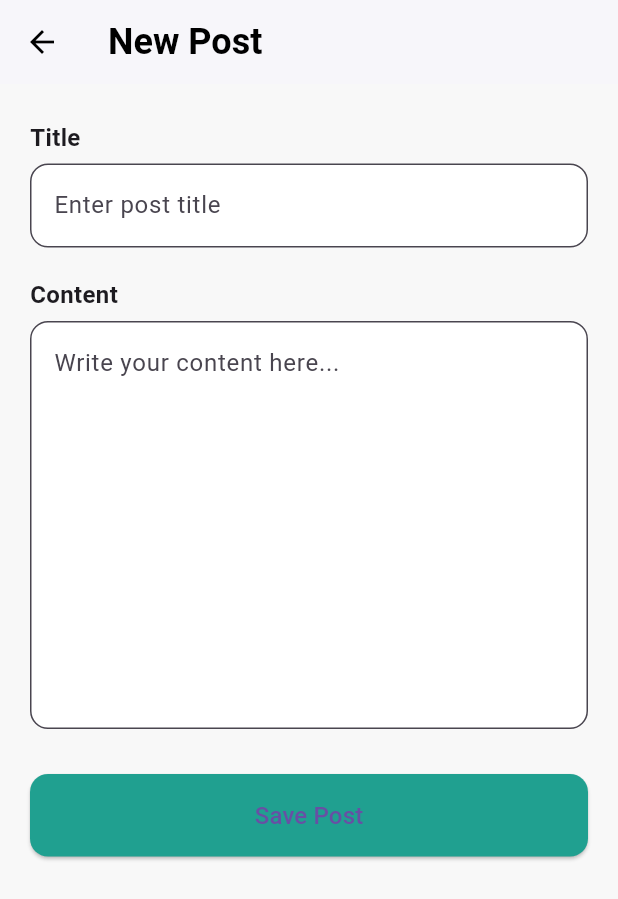
After one commit to soeun0127/forkcast, a Flutter app: the CalendarPage screen opened directly, item 2 of the bottom bar chosen, after a tap on the "edit" icon, on a phone screen of 412 x 824 dp. The commit adds this screen. Shown: the top 899 px of the screen. Run offline on Flutter 3.47's test engine with Material 3 defaults, Android fonts, the light colour scheme and no system bars; our stand-ins replace camera, permission_handler, shared_preferences, table_calendar; accounts and stored records are empty; network calls fail.

Commit message:
커뮤니티 추가

```diff
--- a/lib/calendar.dart
+++ b/lib/calendar.dart
@@ -1,11 +1,15 @@
+import 'dart:convert';
 import 'package:flutter/material.dart';
+import 'package:http/http.dart' as http;
+import 'package:solution_challenge/community_dir/community.dart';
+import 'package:solution_challenge/get_access_token.dart';
 import 'package:table_calendar/table_calendar.dart';
+
 import 'home.dart';
 import 'profile.dart';
 
 class CalendarPage extends StatefulWidget {
   const CalendarPage({Key? key}) : super(key: key);
-
 
   @override
   State<CalendarPage> createState() => _CalendarPage();
@@ -14,14 +18,66 @@ class CalendarPage extends StatefulWidget {
 class _CalendarPage extends State<CalendarPage> {
   int _selectedIndex = 2;
 
+  DateTime _selectedDay = DateTime.now();
+  DateTime _focusedDay = DateTime.now();
+  bool _isFirstLoad = true;
+
+  List<dynamic> _meals = [];
+
+  @override
+  void initState() {
+    super.initState();
+    fetchMealsForDay(_selectedDay); // load today's meals on startup
+  }
+
+  void _onDaySelected(DateTime selectedDay, DateTime focusedDay) {
+    setState(() {
+      _selectedDay = selectedDay;
+      _focusedDay = focusedDay;
+      _isFirstLoad = false; // 이후부터는 연한 색 강조
+    });
+    fetchMealsForDay(selectedDay);
+  }
+
+  Future<void> fetchMealsForDay(DateTime day) async {
+    try {
+      final token = await getAccessToken();
+      final formattedDate =
+          "${day.year}-${day.month.toString().padLeft(2, '0')}-${day.day.toString().padLeft(2, '0')}";
+
+      final response = await http.get(
+        Uri.parse('https://your-api.com/meals?date=$formattedDate'), //실제 api로 바꾸기
+        headers: {
+          'Authorization': 'Bearer $token',
+        },
+      );
+
+      if (response.statusCode == 200) {
+        setState(() {
+          _meals = jsonDecode(response.body);
+        });
+      } else {
+        setState(() {
+          _meals = [];
+        });
+        print("Failed to fetch meals: ${response.statusCode}");
+      }
+    } catch (e) {
+      setState(() {
+        _meals = [];
+      });
+      print("Error fetching meals: $e");
+    }
+  }
+
   @override
   Widget build(BuildContext context) {
     return Scaffold(
       appBar: AppBar(
         toolbarHeight: 80,
-        title: Align(
+        title: const Align(
           alignment: Alignment.centerLeft,
-          child: const Text(
+          child: Text(
             "Check your meal",
             style: TextStyle(fontSize: 30, fontWeight: FontWeight.bold),
           ),
@@ -39,7 +95,11 @@ class _CalendarPage extends State<CalendarPage> {
             child: TableCalendar(
               firstDay: DateTime.utc(2020, 1, 1),
               lastDay: DateTime.utc(2030, 12, 31),
-              focusedDay: DateTime.now(),
+              focusedDay: _focusedDay,
+              selectedDayPredicate: (day) {
+                return !_isFirstLoad && isSameDay(day, _selectedDay);
+              },
+              onDaySelected: _onDaySelected,
               calendarFormat: CalendarFormat.month,
               headerVisible: false,
               daysOfWeekStyle: const DaysOfWeekStyle(
@@ -47,18 +107,32 @@ class _CalendarPage extends State<CalendarPage> {
                 weekendStyle: TextStyle(color: Colors.teal),
               ),
               calendarStyle: CalendarStyle(
-                todayDecoration: BoxDecoration(
-                  color: Colors.teal.shade200,
+                todayDecoration: const BoxDecoration(
+                  color: Colors.teal,
                   shape: BoxShape.circle,
                 ),
                 selectedDecoration: BoxDecoration(
-                  color: Colors.teal,
+                  color: Color(0xFF1AB098),
                   shape: BoxShape.circle,
                 ),
                 outsideDaysVisible: false,
               ),
               availableGestures: AvailableGestures.horizontalSwipe,
               startingDayOfWeek: StartingDayOfWeek.monday,
+            ),
+          ),
+          _meals.isEmpty
+              ? const Text('No meals found for this day.')
+              : Expanded(
+            child: ListView.builder(
+              itemCount: _meals.length,
+              itemBuilder: (context, index) {
+                final meal = _meals[index];
+                return ListTile(
+                  title: Text(meal['foodName']),
+                  subtitle: Text("${meal['calories']} kcal"),
+                );
+              },
             ),
           ),
         ],
@@ -70,29 +144,16 @@ class _CalendarPage extends State<CalendarPage> {
         onTap: (index) {
           setState(() {
             _selectedIndex = index;
-            // 화면 전환 코드 추가
-            if (index == 0) {
-              Navigator.push(
-                context,
-                MaterialPageRoute(builder: (context) => HomePage()),
-              );
-            } else if (index == 1) {
-              /* Navigator.push(
-                context,
-                MaterialPageRoute(builder: (context) => MailPage()),//MailPage())
-              );*/
-            } else if (index == 2) {
-              Navigator.push(
-                context,
-                MaterialPageRoute(builder: (context) => CalendarPage()),
-              );
-            } else if (index == 3) {
-              Navigator.push(
-                context,
-                MaterialPageRoute(builder: (context) => ProfilePage()),
-              );
-            }
           });
+          if (index == 0) {
+            Navigator.push(context, MaterialPageRoute(builder: (context) => const HomePage()));
+          } else if (index == 1) {
+            Navigator.push(context, MaterialPageRoute(builder: (context) => const CommunityPage()));
+          } else if (index == 2) {
+            Navigator.pushReplacement(context, MaterialPageRoute(builder: (context) => const CalendarPage()));
+          } else if (index == 3) {
+            Navigator.push(context, MaterialPageRoute(builder: (context) => const ProfilePage()));
+          }
         },
         items: const [
           BottomNavigationBarItem(icon: Icon(Icons.home), label: ''),
@@ -104,16 +165,3 @@ class _CalendarPage extends State<CalendarPage> {
     );
   }
 }
-
-Widget _buildMenuItem(IconData icon, String title, VoidCallback onTap) {
-  return ListTile(
-    contentPadding: const EdgeInsets.symmetric(vertical: 12, horizontal: 12),
-    leading: Icon(icon, color: const Color(0xFF1AB098)),
-    title: Text(
-      title,
-      style: const TextStyle(fontWeight: FontWeight.w600),
-    ),
-    trailing: const Icon(Icons.arrow_forward_ios, size: 16),
-    onTap: onTap,
-  );
-}
--- /dev/null
+++ b/lib/community_dir/community.dart
@@ -0,0 +1,169 @@
+import 'dart:convert';
+import 'package:flutter/material.dart';
+import 'package:http/http.dart' as http;
+import 'package:solution_challenge/get_access_token.dart';
+import '../calendar.dart';
+import '../home.dart';
+import '../profile.dart';
+import 'new_post.dart';
+import 'post_detail.dart';
+
+class CommunityPage extends StatefulWidget {
+  const CommunityPage({super.key});
+
+  @override
+  State<CommunityPage> createState() => _CommunityPageState();
+}
+
+class _CommunityPageState extends State<CommunityPage> {
+  List<dynamic> posts = [];
+  bool isLoading = true;
+  int _selectedIndex = 1;
+
+  @override
+  void initState() {
+    super.initState();
+    fetchPosts();
+  }
+
+  Future<void> fetchPosts() async {
+    final String? token = await getAccessToken();
+    final response = await http.get(
+      Uri.parse('https://forkcast.onrender.com/community/posts'),
+      headers: {
+        'Authorization': 'Bearer $token',
+      },
+    );
+
+    if (response.statusCode == 200) {
+      final List<dynamic> data = jsonDecode(response.body);
+      setState(() {
+        posts = data;
+        isLoading = false;
+      });
+    } else {
+      setState(() {
+        posts = [];
+        isLoading = false;
+      });
+      print('게시물 불러오기 실패: ${response.statusCode}');
+    }
+  }
+
+  @override
+  Widget build(BuildContext context) {
+    return Scaffold(
+      appBar: AppBar(
+        toolbarHeight: 80,
+        title: const Align(
+          alignment: Alignment.centerLeft,
+          child: Text(
+            "Community",
+            style: TextStyle(fontSize: 30, fontWeight: FontWeight.bold),
+          ),
+        ),
+        backgroundColor: Colors.white,
+      ),
+      body: isLoading
+          ? const Center(child: CircularProgressIndicator())
+          : posts.isEmpty
+          ? const Center(
+        child: Text(
+          'no posts',
+          style: TextStyle(fontSize: 16, color: Colors.grey),
+        ),
+      )
+          : ListView.builder(
+        itemCount: posts.length,
+        padding: const EdgeInsets.all(16),
+        itemBuilder: (context, index) {
+          final post = posts[index];
+          final user = post['user'] ?? {};
+          return InkWell(
+              onTap: () {
+            Navigator.push(
+              context,
+              MaterialPageRoute(
+                builder: (context) => PostDetailPage(postId: post['id']),
+              ),
+            );
+          },
+            child: Card(
+              margin: const EdgeInsets.only(bottom: 16),
+              elevation: 3,
+              child: Padding(
+                padding: const EdgeInsets.all(16),
+                child: Column(
+                  crossAxisAlignment: CrossAxisAlignment.start,
+                  children: [
+                    Text(
+                      post['title'] ?? '',
+                      style: const TextStyle(fontSize: 18, fontWeight: FontWeight.bold),
+                    ),
+                    const SizedBox(height: 4),
+                    Text(
+                      'by ${user['name'] ?? '익명'}',
+                      style: const TextStyle(color: Colors.grey),
+                    ),
+                    const SizedBox(height: 12),
+                    Text(post['content'] ?? ''),
+                    const SizedBox(height: 8),
+                    Text(
+                      post['createdAt']?.substring(0, 10) ?? '',
+                      style: const TextStyle(fontSize: 12, color: Colors.grey),
+                    ),
+                  ],
+                ),
+              ),
+            ),
+          );
+        },
+      ),
+      floatingActionButton: FloatingActionButton(
+        onPressed: () {
+          Navigator.push(context, MaterialPageRoute(builder: (context) => const NewPostPage()));
+        },
+        backgroundColor: const Color(0xFF20A090),
+        child: const Icon(Icons.edit),
+      ),
+      bottomNavigationBar: BottomNavigationBar(
+        currentIndex: _selectedIndex,
+        selectedItemColor: const Color(0xFF1AB098),
+        unselectedItemColor: Colors.grey,
+        onTap: (index) {
+          setState(() {
+            _selectedIndex = index;
+            // 화면 전환 코드 추가
+            if (index == 0) {
+              Navigator.push(
+                context,
+                MaterialPageRoute(builder: (context) => HomePage()),
+              );
+            } else if (index == 1) {
+              Navigator.push(
+                context,
+                MaterialPageRoute(builder: (context) => CommunityPage()),
+              );
+            } else if (index == 2) {
+              Navigator.push(
+                context,
+                MaterialPageRoute(builder: (context) => CalendarPage()),
+              );
+            } else if (index == 3) {
+              Navigator.push(
+                context,
+                MaterialPageRoute(builder: (context) => ProfilePage()),
+              );
+            }
+          });
+        },
+        items: const [
+          BottomNavigationBarItem(icon: Icon(Icons.home), label: ''),
+          BottomNavigationBarItem(icon: Icon(Icons.mail_outline), label: ''),
+          BottomNavigationBarItem(icon: Icon(Icons.calendar_today), label: ''),
+          BottomNavigationBarItem(icon: Icon(Icons.person_outline), label: ''),
+        ],
+      ),
+    );
+  }
+}
--- /dev/null
+++ b/lib/community_dir/new_post.dart
@@ -0,0 +1,128 @@
+import 'dart:convert';
+import 'package:flutter/material.dart';
+import 'package:http/http.dart' as http;
+import 'package:solution_challenge/get_access_token.dart';
+
+class NewPostPage extends StatefulWidget {
+  const NewPostPage({super.key});
+
+  @override
+  State<NewPostPage> createState() => _NewPostPageState();
+}
+
+class _NewPostPageState extends State<NewPostPage> {
+  final TextEditingController _titleController = TextEditingController();
+  final TextEditingController _contentController = TextEditingController();
+
+  final Color primaryColor = const Color(0xFF20A090);
+
+  Future<void> save() async {
+    final String title = _titleController.text.trim();
+    final String content = _contentController.text.trim();
+
+    if (title.isEmpty || content.isEmpty) {
+      ScaffoldMessenger.of(context).showSnackBar(
+        const SnackBar(content: Text("Title and content must not be empty")),
+      );
+      return;
+    }
+
+    final url = Uri.parse('https://forkcast.onrender.com/community/posts');
+    final token = await getAccessToken();
+
+    final response = await http.post(
+      url,
+      headers: {
+        'Content-Type': 'application/json',
+        'Authorization': 'Bearer $token',
+      },
+      body: jsonEncode({'title': title, 'content': content}),
+    );
+
+    if (response.statusCode == 200 || response.statusCode == 201) {
+      print("✅ 게시물 작성 완료");
+      Navigator.pop(context);
+    } else {
+      print("❌ 게시물 작성 실패 ${response.statusCode}");
+      print("토큰: $token");
+    }
+  }
+
+  @override
+  Widget build(BuildContext context) {
+    return Scaffold(
+      backgroundColor: const Color(0xFFF8F8F8),
+      appBar: AppBar(
+        backgroundColor: Colors.white,
+        elevation: 1,
+        title: const Text(
+          "New Post",
+          style: TextStyle(
+            color: Colors.black,
+            fontSize: 24,
+            fontWeight: FontWeight.bold,
+          ),
+        ),
+        iconTheme: const IconThemeData(color: Colors.black),
+      ),
+      body: SingleChildScrollView(
+        padding: const EdgeInsets.symmetric(horizontal: 20, vertical: 24),
+        child: Column(
+          crossAxisAlignment: CrossAxisAlignment.start,
+          children: [
+            const Text(
+              "Title",
+              style: TextStyle(fontSize: 16, fontWeight: FontWeight.w600),
+            ),
+            const SizedBox(height: 6),
+            TextField(
+              controller: _titleController,
+              decoration: InputDecoration(
+                hintText: "Enter post title",
+                border: OutlineInputBorder(borderRadius: BorderRadius.circular(12)),
+                filled: true,
+                fillColor: Colors.white,
+              ),
+            ),
+            const SizedBox(height: 20),
+            const Text(
+              "Content",
+              style: TextStyle(fontSize: 16, fontWeight: FontWeight.w600),
+            ),
+            const SizedBox(height: 6),
+            TextField(
+              controller: _contentController,
+              decoration: InputDecoration(
+                hintText: "Write your content here...",
+                border: OutlineInputBorder(borderRadius: BorderRadius.circular(12)),
+                filled: true,
+                fillColor: Colors.white,
+              ),
+              maxLines: null,
+              minLines: 10,
+              keyboardType: TextInputType.multiline,
+            ),
+            const SizedBox(height: 30),
+            SizedBox(
+              width: double.infinity,
+              child: ElevatedButton(
+                onPressed: save,
+                style: ElevatedButton.styleFrom(
+                  backgroundColor: primaryColor,
+                  padding: const EdgeInsets.symmetric(vertical: 16),
+                  shape: RoundedRectangleBorder(
+                    borderRadius: BorderRadius.circular(12),
+                  ),
+                ),
+                child: const Text(
+                  "Save Post",
+                  style: TextStyle(fontSize: 16),
+                ),
+              ),
+            ),
+          ],
+        ),
+      ),
+    );
+  }
+}
--- a/lib/edit_health_data.dart
+++ b/lib/edit_health_data.dart
@@ -1,6 +1,7 @@
 import 'dart:convert';
 import 'package:flutter/material.dart';
 import 'package:http/http.dart' as http;
+import 'package:solution_challenge/get_access_token.dart';
 import 'package:solution_challenge/home.dart';
 
 class EditUserHealthPage extends StatefulWidget {
@@ -21,7 +22,8 @@ class _EditUserHealthPage extends State<EditUserHealthPage> {
   final secondColor = const Color(0xFFE8F3F1);
 
   Future<void> updateHealthInfo() async {
-    final url = Uri.parse('https://forkcast.onrender.com/user/health'); // 실제 API 주소로 변경
+    final url = Uri.parse('https://forkcast.onrender.com/user/health');
+    final token = getAccessToken();
 
     final data = {
       "diseaseId": int.tryParse(diseaseController.text) ?? 0,
@@ -34,7 +36,7 @@ class _EditUserHealthPage extends State<EditUserHealthPage> {
     try {
       final res = await http.put(
         url,
-        headers: {'Content-Type': 'application/json'},
+        headers: {'Content-Type': 'application/json', 'Authorization': 'Bearer $token'},
         body: jsonEncode(data),
       );
 
--- a/lib/login.dart
+++ b/lib/login.dart
@@ -79,7 +79,7 @@ class _LoginPageState extends State<LoginPage> {
                     backgroundColor: primaryColor,
                     shape: RoundedRectangleBorder(borderRadius: BorderRadius.circular(30)),
                   ),
-                  child: const Text("Go to home"),
+                  child: const Text("Go to home", style: TextStyle(color: Colors.white),),
                 )
               ],
             ),
--- a/lib/signup.dart
+++ b/lib/signup.dart
@@ -78,7 +78,7 @@ class _SignUpPageState extends State<SignUpPage> {
                           borderRadius: BorderRadius.circular(30),
                         ),
                       ),
-                      child: const Text("Go to set Data"),
+                      child: const Text("Go to set Data", style: TextStyle(color: Colors.white),),
                     ),
                   )
                 ],
--- a/pubspec.yaml
+++ b/pubspec.yaml
@@ -40,6 +40,7 @@ dependencies:
   path_provider: ^2.1.5
   http: ^1.4.0
   shared_preferences: ^2.5.3
+  path: ^1.9.1
 
 dev_dependencies:
   flutter_test:
```
Also changed, not shown: lib/camera.dart (+43 -18 lines), lib/community_dir/post_detail.dart (added, +133 -0 lines), lib/home.dart (+4 -5 lines), lib/profile.dart (+7 -3 lines), pubspec.lock, 1 other file.
